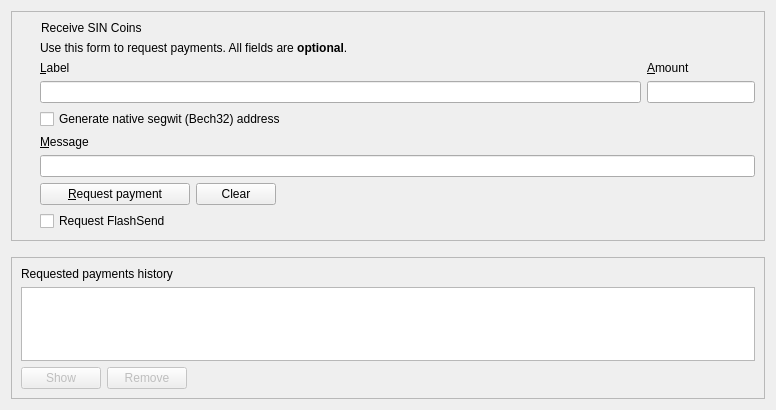
hardwarewise/SIN-core, file src/qt/forms/receivecoinsdialog.ui: the form before one commit.
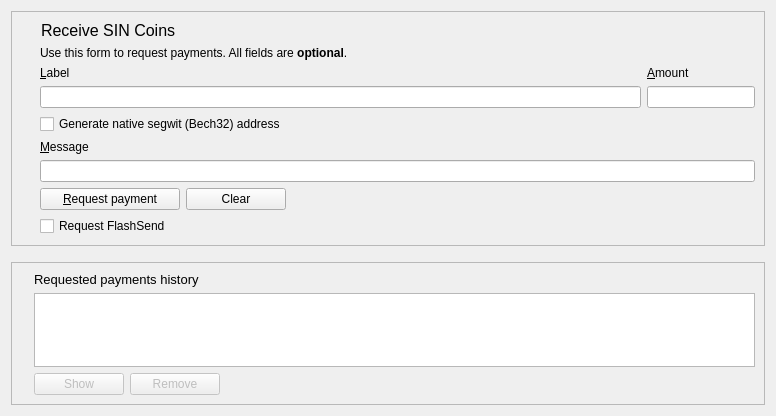
The form after the commit. Icons and pictures are not drawn. Custom widgets are drawn as their Qt base class.

Patch:
```diff
--- a/src/qt/forms/receivecoinsdialog.ui
+++ b/src/qt/forms/receivecoinsdialog.ui
@@ -7,7 +7,7 @@
     <x>0</x>
     <y>0</y>
     <width>776</width>
-    <height>410</height>
+    <height>416</height>
    </rect>
   </property>
   <layout class="QVBoxLayout" name="verticalLayout" stretch="0,0,1">
@@ -41,7 +41,7 @@
            <widget class="QPushButton" name="receiveButton">
             <property name="minimumSize">
              <size>
-              <width>150</width>
+              <width>140</width>
               <height>0</height>
              </size>
             </property>
@@ -62,6 +62,12 @@
               <verstretch>0</verstretch>
              </sizepolicy>
             </property>
+            <property name="minimumSize">
+             <size>
+              <width>100</width>
+              <height>0</height>
+             </size>
+            </property>
             <property name="toolTip">
              <string>Clear all fields of the form.</string>
             </property>
@@ -94,6 +100,11 @@
         </item>
         <item row="0" column="0" colspan="3">
          <widget class="QLabel" name="label_4">
+          <property name="font">
+           <font>
+            <pointsize>12</pointsize>
+           </font>
+          </property>
           <property name="text">
            <string>Receive SIN Coins</string>
           </property>
@@ -284,10 +295,14 @@
       <enum>QFrame::Raised</enum>
      </property>
      <layout class="QVBoxLayout" name="verticalLayout_2">
+      <property name="leftMargin">
+       <number>22</number>
+      </property>
       <item>
        <widget class="QLabel" name="label_6">
         <property name="font">
          <font>
+          <pointsize>10</pointsize>
           <weight>50</weight>
           <bold>false</bold>
          </font>
@@ -317,6 +332,12 @@
           <property name="enabled">
            <bool>false</bool>
           </property>
+          <property name="minimumSize">
+           <size>
+            <width>90</width>
+            <height>0</height>
+           </size>
+          </property>
           <property name="toolTip">
            <string>Show the selected request (does the same as double clicking an entry)</string>
           </property>
@@ -337,6 +358,12 @@
           <property name="enabled">
            <bool>false</bool>
           </property>
+          <property name="minimumSize">
+           <size>
+            <width>90</width>
+            <height>0</height>
+           </size>
+          </property>
           <property name="toolTip">
            <string>Remove the selected entries from the list</string>
           </property>
@@ -373,6 +400,11 @@
   </layout>
  </widget>
  <customwidgets>
+  <customwidget>
+   <class>SinPushButton</class>
+   <extends>QPushButton</extends>
+   <header>qt/sinpushbutton.h</header>
+  </customwidget>
   <customwidget>
    <class>SINAmountField</class>
    <extends>QLineEdit</extends>
```
Left out of the diff: 16 changed lines with no effect on the pictures.
